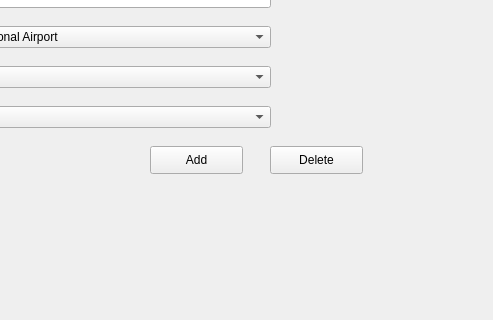
Before: the Qt Designer form airport.ui in Muneeba-Badar/DB-Final-Project, drawn with Qt 5; both pictures show x 270 to 763 and y 94 to 414 of the 1107 by 839 pixel window.
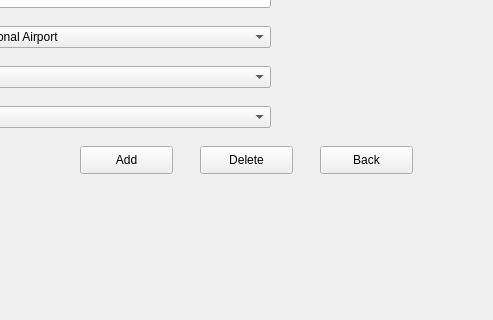
After: the same form once the commit is applied.

```diff
--- a/airport.ui
+++ b/airport.ui
@@ -177,7 +177,7 @@
    <widget class="QPushButton" name="Delete">
     <property name="geometry">
      <rect>
-      <x>540</x>
+      <x>470</x>
       <y>240</y>
       <width>93</width>
       <height>28</height>
@@ -190,7 +190,7 @@
    <widget class="QPushButton" name="Add">
     <property name="geometry">
      <rect>
-      <x>420</x>
+      <x>350</x>
       <y>240</y>
       <width>93</width>
       <height>28</height>
@@ -200,6 +200,19 @@
      <string>Add</string>
     </property>
    </widget>
+   <widget class="QPushButton" name="airportBack">
+    <property name="geometry">
+     <rect>
+      <x>590</x>
+      <y>240</y>
+      <width>93</width>
+      <height>28</height>
+     </rect>
+    </property>
+    <property name="text">
+     <string>Back</string>
+    </property>
+   </widget>
   </widget>
   <widget class="QMenuBar" name="menubar">
    <property name="geometry">
```
